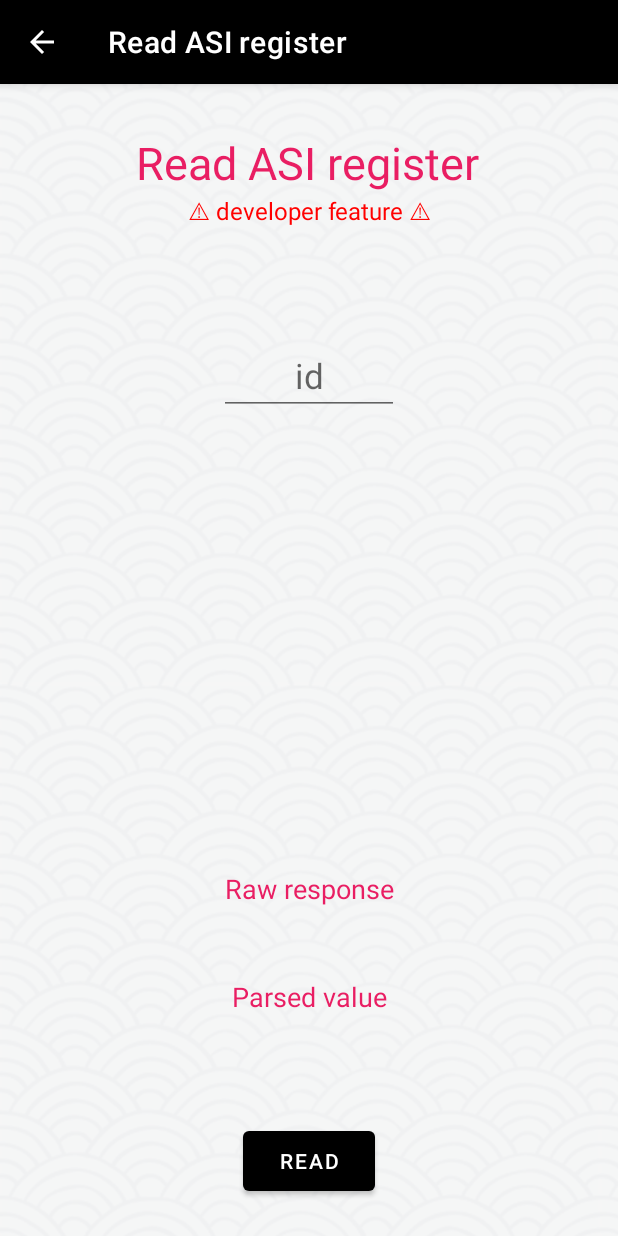
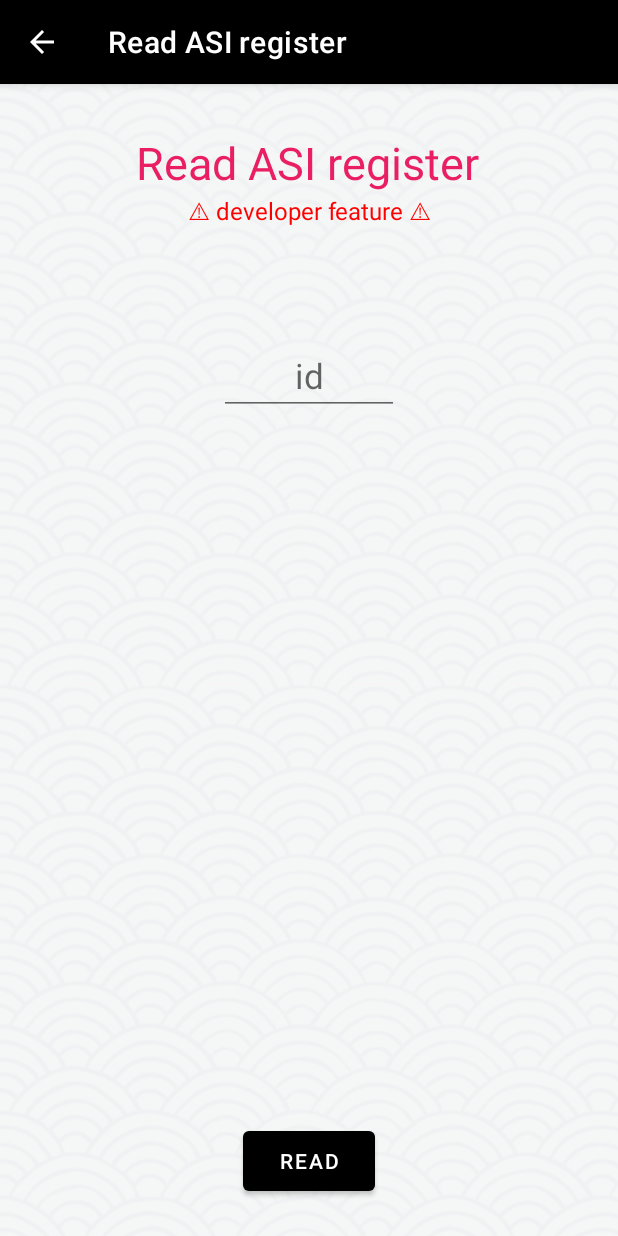
Before and after one commit to runerune/BroncoUnleashed, an Android app: the ArbitraryRegisterEdit screen opened through its navigation route, after a tap on "READ", on a phone screen of 412 x 824 dp. Run offline under Robolectric (Android 15) with nearby library versions, the phone set to English and light mode, and no system bars.

Commit message:
fix NPE in arbitrary register read, improve layout

```diff
--- a/app/src/main/java/bike/hackboy/bronco/ArbitraryRegisterEdit.java
+++ b/app/src/main/java/bike/hackboy/bronco/ArbitraryRegisterEdit.java
@@ -39,7 +39,7 @@ public class ArbitraryRegisterEdit extends Fragment {
 			Log.d("value", stringValue);
 
 			if(stringValue.equals("FF01")) {
-				setResultValue(stringValue, "(no value)");
+				setResultValue("(no value)");
 				return;
 			}
 
@@ -49,7 +49,7 @@ public class ArbitraryRegisterEdit extends Fragment {
 						int rawValue = (value[3] << 8) + (value[4] & 0xff);
 						Log.d("rawValue", String.valueOf(rawValue));
 
-						setResultValue(stringValue, String.valueOf(rawValue));
+						setResultValue(String.valueOf(rawValue));
 					break;
 					case 0x10: // write success notification
 
@@ -89,22 +89,25 @@ public class ArbitraryRegisterEdit extends Fragment {
 	public void onViewCreated(@NonNull View view, Bundle savedInstanceState) {
 		super.onViewCreated(view, savedInstanceState);
 
-		EditText foo = view.findViewById(R.id.register);
+		EditText input = view.findViewById(R.id.register);
 
 		view.findViewById(R.id.read).setOnClickListener(v -> {
+			if(input.getText().length() < 1) return;
+
 			LocalBroadcastManager lbm = LocalBroadcastManager.getInstance(requireContext());
 
 			lbm.sendBroadcast(new Intent(BuildConfig.APPLICATION_ID)
 				.putExtra("event", "read-register")
-				.putExtra("register", Integer.parseInt(foo.getText().toString()))
+				.putExtra("register", Integer.parseInt(input.getText().toString()))
 			);
 		});
 	}
 
-	protected void setResultValue(String raw, String parsed) {
+	protected void setResultValue(String parsed) {
 		View view = requireView();
 
-		((TextView) view.findViewById(R.id.raw_response_display)).setText(raw);
+		((TextView) view.findViewById(R.id.parsed_value)).setVisibility(View.VISIBLE);
+		((TextView) view.findViewById(R.id.parsed_value_display)).setVisibility(View.VISIBLE);
 		((TextView) view.findViewById(R.id.parsed_value_display)).setText(parsed);
 	}
 }
--- a/app/src/main/res/layout/arbitrary_register_read.xml
+++ b/app/src/main/res/layout/arbitrary_register_read.xml
@@ -11,49 +11,28 @@
         android:id="@+id/parsed_value_display"
         android:layout_width="260dp"
         android:layout_height="24dp"
-        android:layout_marginBottom="48dp"
+        android:layout_marginTop="8dp"
         android:gravity="center"
         android:textColor="@color/black"
         android:textSize="18sp"
-        app:layout_constraintBottom_toTopOf="@+id/read"
+        android:visibility="invisible"
         app:layout_constraintEnd_toEndOf="parent"
-        app:layout_constraintStart_toStartOf="parent" />
+        app:layout_constraintStart_toStartOf="parent"
+        app:layout_constraintTop_toBottomOf="@+id/parsed_value" />
 
     <TextView
         android:id="@+id/parsed_value"
         android:layout_width="260dp"
         android:layout_height="24dp"
+        android:layout_marginTop="128dp"
         android:gravity="center"
         android:text="@string/parsed_value"
         android:textColor="@color/pink"
-        android:textSize="18sp"
-        app:layout_constraintBottom_toTopOf="@+id/parsed_value_display"
+        android:textSize="20sp"
+        android:visibility="invisible"
         app:layout_constraintEnd_toEndOf="parent"
-        app:layout_constraintStart_toStartOf="parent" />
-
-    <TextView
-        android:id="@+id/raw_response_display"
-        android:layout_width="260dp"
-        android:layout_height="24dp"
-        android:layout_marginBottom="24dp"
-        android:gravity="center"
-        android:textColor="@color/black"
-        android:textSize="18sp"
-        app:layout_constraintBottom_toTopOf="@+id/parsed_value"
-        app:layout_constraintEnd_toEndOf="parent"
-        app:layout_constraintStart_toStartOf="parent" />
-
-    <TextView
-        android:id="@+id/raw_response"
-        android:layout_width="260dp"
-        android:layout_height="24dp"
-        android:gravity="center"
-        android:text="@string/raw_response"
-        android:textColor="@color/pink"
-        android:textSize="18sp"
-        app:layout_constraintBottom_toTopOf="@+id/raw_response_display"
-        app:layout_constraintEnd_toEndOf="parent"
-        app:layout_constraintStart_toStartOf="parent" />
+        app:layout_constraintStart_toStartOf="parent"
+        app:layout_constraintTop_toBottomOf="@+id/register" />
 
     <TextView
         android:id="@+id/raw_response2"
@@ -76,6 +55,7 @@
         android:gravity="center"
         android:hint="id"
         android:inputType="number"
+        android:maxLength="3"
         android:textSize="23sp"
         app:layout_constraintEnd_toEndOf="parent"
         app:layout_constraintStart_toStartOf="parent"
--- a/app/src/main/res/values/strings.xml
+++ b/app/src/main/res/values/strings.xml
@@ -105,8 +105,7 @@
     <string name="number_minutes">%s minutes</string>
 
     <string name="read_register">Read ASI register</string>
-    <string name="raw_response">Raw response</string>
-    <string name="parsed_value">Parsed value</string>
+    <string name="parsed_value">Read value</string>
     <string name="warning_developer_option">⚠ developer feature ⚠</string>
 
     <string name="version">App version</string>
```
